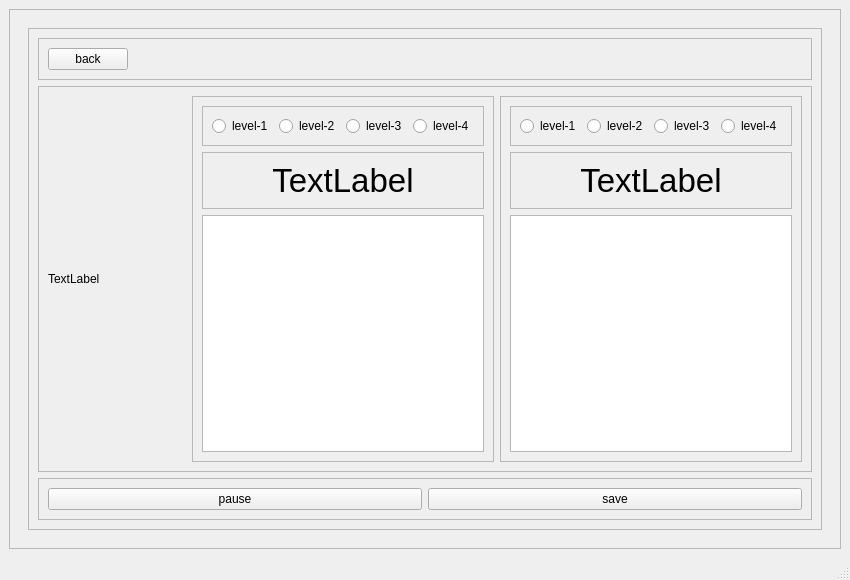
Above: client/ui/main_page.ui from addinedu-ros-8th/deeplearning-repo-1 before the change. Below: the same form after it.
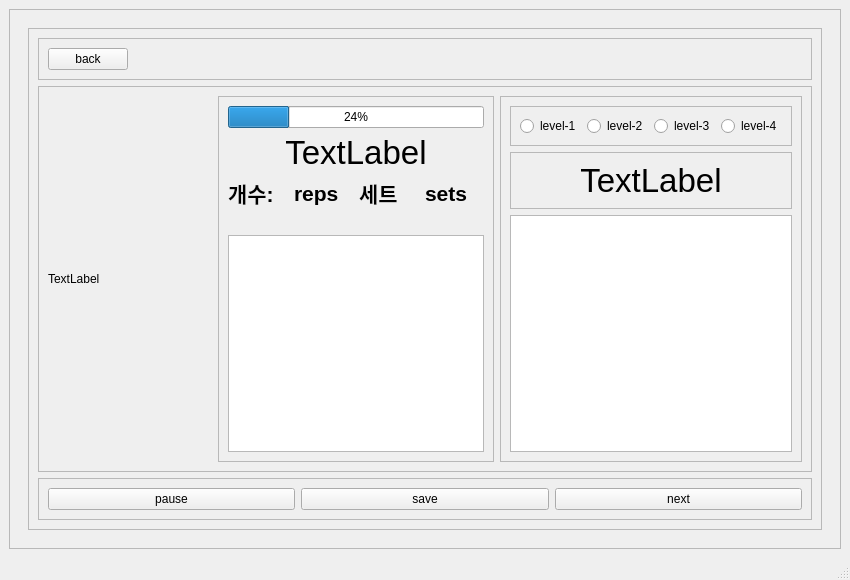
That is the form after the change. The open tabs and pages were chosen to show the change.

What changed in the file:
```diff
--- a/client/ui/main_page.ui
+++ b/client/ui/main_page.ui
@@ -909,101 +909,103 @@
                    </property>
                    <layout class="QVBoxLayout" name="verticalLayout_19">
                     <item>
-                     <widget class="QFrame" name="frame_51">
-                      <property name="sizePolicy">
-                       <sizepolicy hsizetype="Preferred" vsizetype="Preferred">
-                        <horstretch>0</horstretch>
-                        <verstretch>0</verstretch>
-                       </sizepolicy>
+                     <widget class="QProgressBar" name="progressBar">
+                      <property name="value">
+                       <number>24</number>
                       </property>
-                      <property name="frameShape">
-                       <enum>QFrame::StyledPanel</enum>
-                      </property>
-                      <property name="frameShadow">
-                       <enum>QFrame::Raised</enum>
-                      </property>
+                     </widget>
+                    </item>
+                    <item>
+                     <layout class="QVBoxLayout" name="verticalLayout_14">
+                      <item>
+                       <widget class="QLabel" name="lb_what">
+                        <property name="font">
+                         <font>
+                          <pointsize>25</pointsize>
+                         </font>
+                        </property>
+                        <property name="text">
+                         <string>TextLabel</string>
+                        </property>
+                        <property name="alignment">
+                         <set>Qt::AlignCenter</set>
+                        </property>
+                       </widget>
+                      </item>
+                      <item>
                       <layout class="QHBoxLayout" name="horizontalLayout_27">
                        <item>
-                        <widget class="QRadioButton" name="radioButton_8">
-                         <property name="sizePolicy">
-                          <sizepolicy hsizetype="Fixed" vsizetype="Fixed">
-                           <horstretch>0</horstretch>
-                           <verstretch>0</verstretch>
-                          </sizepolicy>
+                         <widget class="QLabel" name="label_25">
+                          <property name="font">
+                           <font>
+                            <pointsize>16</pointsize>
+                            <weight>75</weight>
+                            <bold>true</bold>
+                           </font>
                          </property>
                          <property name="text">
-                          <string>level-1</string>
+                           <string>개수:</string>
                          </property>
                         </widget>
                        </item>
                        <item>
-                        <widget class="QRadioButton" name="radioButton_9">
-                         <property name="sizePolicy">
-                          <sizepolicy hsizetype="Fixed" vsizetype="Fixed">
-                           <horstretch>0</horstretch>
-                           <verstretch>0</verstretch>
-                          </sizepolicy>
+                         <widget class="QLabel" name="lb_reps">
+                          <property name="font">
+                           <font>
+                            <pointsize>16</pointsize>
+                            <weight>75</weight>
+                            <bold>true</bold>
+                           </font>
                          </property>
                          <property name="text">
-                          <string>level-2</string>
+                           <string>reps</string>
                          </property>
                         </widget>
                        </item>
                        <item>
-                        <widget class="QRadioButton" name="radioButton_10">
-                         <property name="sizePolicy">
-                          <sizepolicy hsizetype="Fixed" vsizetype="Fixed">
-                           <horstretch>0</horstretch>
-                           <verstretch>0</verstretch>
-                          </sizepolicy>
+                         <widget class="QLabel" name="label_26">
+                          <property name="font">
+                           <font>
+                            <pointsize>16</pointsize>
+                            <weight>75</weight>
+                            <bold>true</bold>
+                           </font>
                          </property>
                          <property name="text">
-                          <string>level-3</string>
+                           <string>세트</string>
                          </property>
                         </widget>
                        </item>
                        <item>
-                        <widget class="QRadioButton" name="radioButton_11">
-                         <property name="sizePolicy">
-                          <sizepolicy hsizetype="Fixed" vsizetype="Fixed">
-                           <horstretch>0</horstretch>
-                           <verstretch>0</verstretch>
-                          </sizepolicy>
+                         <widget class="QLabel" name="lb_sets">
+                          <property name="font">
+                           <font>
+                            <pointsize>16</pointsize>
+                            <weight>75</weight>
+                            <bold>true</bold>
+                           </font>
                          </property>
                          <property name="text">
-                          <string>level-4</string>
+                           <string>sets</string>
                          </property>
                         </widget>
                        </item>
                       </layout>
-                     </widget>
                     </item>
                     <item>
-                     <widget class="QFrame" name="frame_52">
-                      <property name="frameShape">
-                       <enum>QFrame::StyledPanel</enum>
-                      </property>
-                      <property name="frameShadow">
-                       <enum>QFrame::Raised</enum>
-                      </property>
-                      <layout class="QHBoxLayout" name="horizontalLayout_28">
-                       <item>
-                        <widget class="QLabel" name="label_tier_2">
-                         <property name="font">
-                          <font>
-                           <pointsize>25</pointsize>
-                          </font>
-                         </property>
+                       <widget class="QLabel" name="lb_thumbnail">
+                        <property name="maximumSize">
+                         <size>
+                          <width>16777215</width>
+                          <height>16777215</height>
+                         </size>
+                        </property>
                          <property name="text">
-                          <string>TextLabel</string>
-                         </property>
-                         <property name="alignment">
-                          <set>Qt::AlignCenter</set>
-                         </property>
+                         <string/>
+                        </property>
                         </widget>
                        </item>
                       </layout>
-                     </widget>
                     </item>
                     <item>
                      <widget class="QListWidget" name="routine_list">
@@ -1185,6 +1187,13 @@
                    </property>
                   </widget>
                  </item>
+                 <item>
+                  <widget class="QPushButton" name="btn_next">
+                   <property name="text">
+                    <string>next</string>
+                   </property>
+                  </widget>
+                 </item>
                 </layout>
                </widget>
               </item>
```
Left out of the diff: 9 changed lines with no effect on the pictures. Lines whose indentation alone changed are shown as unchanged.
